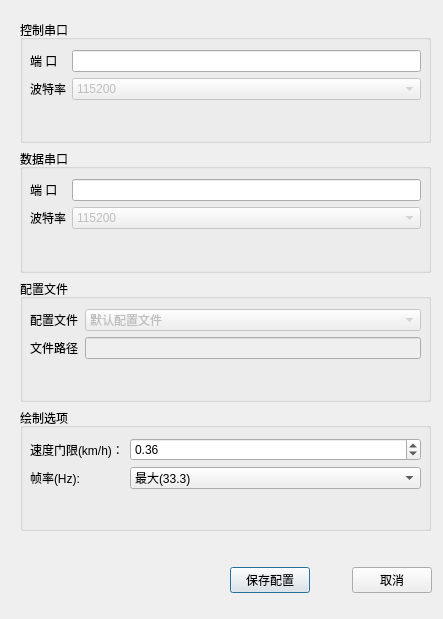
First picture: the form in SrrLED/dialogpreference.ui, repository psuvtk/718, before the edit.
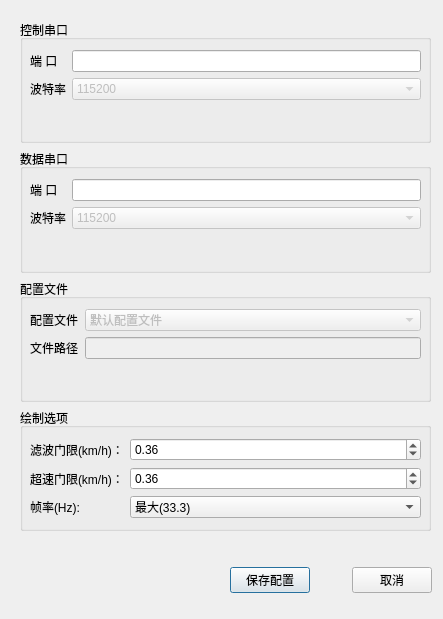
Second picture: the form after the edit.

Patch:
```diff
--- a/SrrLED/dialogpreference.ui
+++ b/SrrLED/dialogpreference.ui
@@ -236,18 +236,18 @@
          <x>10</x>
          <y>30</y>
          <width>391</width>
-         <height>80</height>
+         <height>86</height>
         </rect>
        </property>
        <layout class="QFormLayout" name="formLayout_2">
-        <item row="0" column="0">
+        <item row="2" column="0">
          <widget class="QLabel" name="label">
           <property name="text">
-           <string>速度门限(km/h)：</string>
+           <string>超速门限(km/h)：</string>
           </property>
          </widget>
         </item>
-        <item row="0" column="1">
+        <item row="2" column="1">
          <widget class="QDoubleSpinBox" name="dsbSpeedThreshold">
           <property name="maximum">
            <double>200.000000000000000</double>
@@ -257,14 +257,14 @@
           </property>
          </widget>
         </item>
-        <item row="1" column="0">
+        <item row="3" column="0">
          <widget class="QLabel" name="label_4">
           <property name="text">
            <string>帧率(Hz):</string>
           </property>
          </widget>
         </item>
-        <item row="1" column="1">
+        <item row="3" column="1">
          <widget class="QComboBox" name="cbFrameRate">
           <item>
            <property name="text">
@@ -293,6 +293,23 @@
           </item>
          </widget>
         </item>
+        <item row="1" column="0">
+         <widget class="QLabel" name="label_5">
+          <property name="text">
+           <string>滤波门限(km/h)：</string>
+          </property>
+         </widget>
+        </item>
+        <item row="1" column="1">
+         <widget class="QDoubleSpinBox" name="dsbFilterThreshold">
+          <property name="maximum">
+           <double>200.000000000000000</double>
+          </property>
+          <property name="value">
+           <double>0.360000000000000</double>
+          </property>
+         </widget>
+        </item>
        </layout>
       </widget>
      </widget>
```
